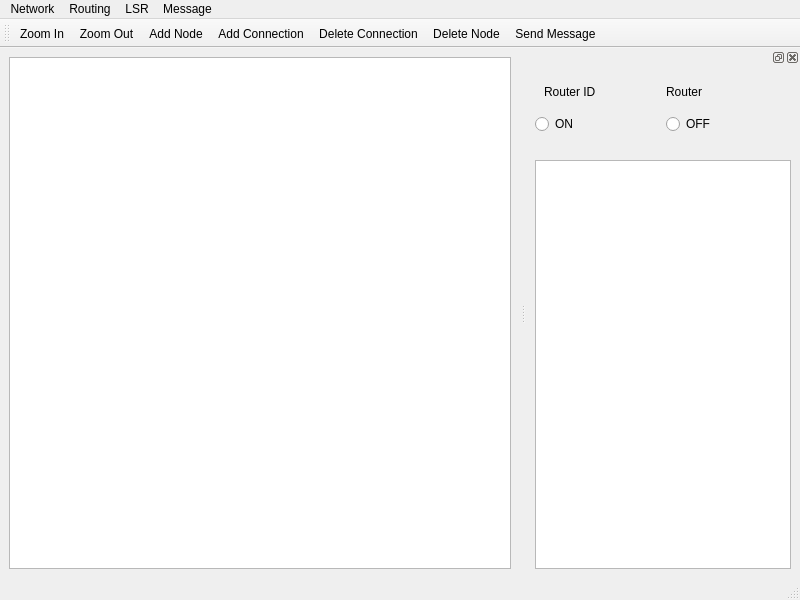
kovkinvladyslav/network-routing-simulator, file src/mainwindow.ui: the form before one commit.
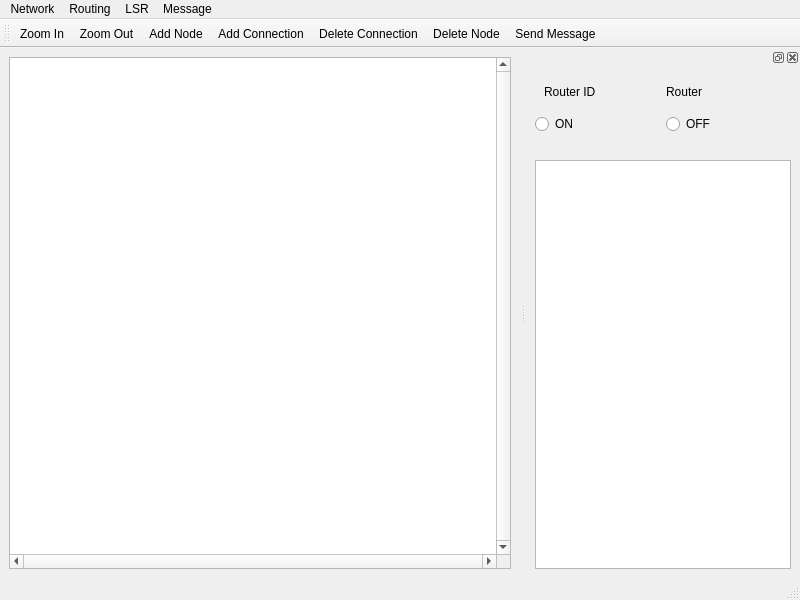
The form after the commit. Icons and pictures are not drawn.

The edit to the form file:
```diff
--- a/src/mainwindow.ui
+++ b/src/mainwindow.ui
@@ -20,6 +20,15 @@
       <property name="mouseTracking">
        <bool>false</bool>
       </property>
+      <property name="verticalScrollBarPolicy">
+       <enum>Qt::ScrollBarPolicy::ScrollBarAlwaysOn</enum>
+      </property>
+      <property name="horizontalScrollBarPolicy">
+       <enum>Qt::ScrollBarPolicy::ScrollBarAlwaysOn</enum>
+      </property>
+      <property name="sizeAdjustPolicy">
+       <enum>QAbstractScrollArea::SizeAdjustPolicy::AdjustIgnored</enum>
+      </property>
       <property name="renderHints">
        <set>QPainter::RenderHint::Antialiasing|QPainter::RenderHint::TextAntialiasing</set>
       </property>
```
Left out of the diff: 2 changed lines with no effect on the pictures.
